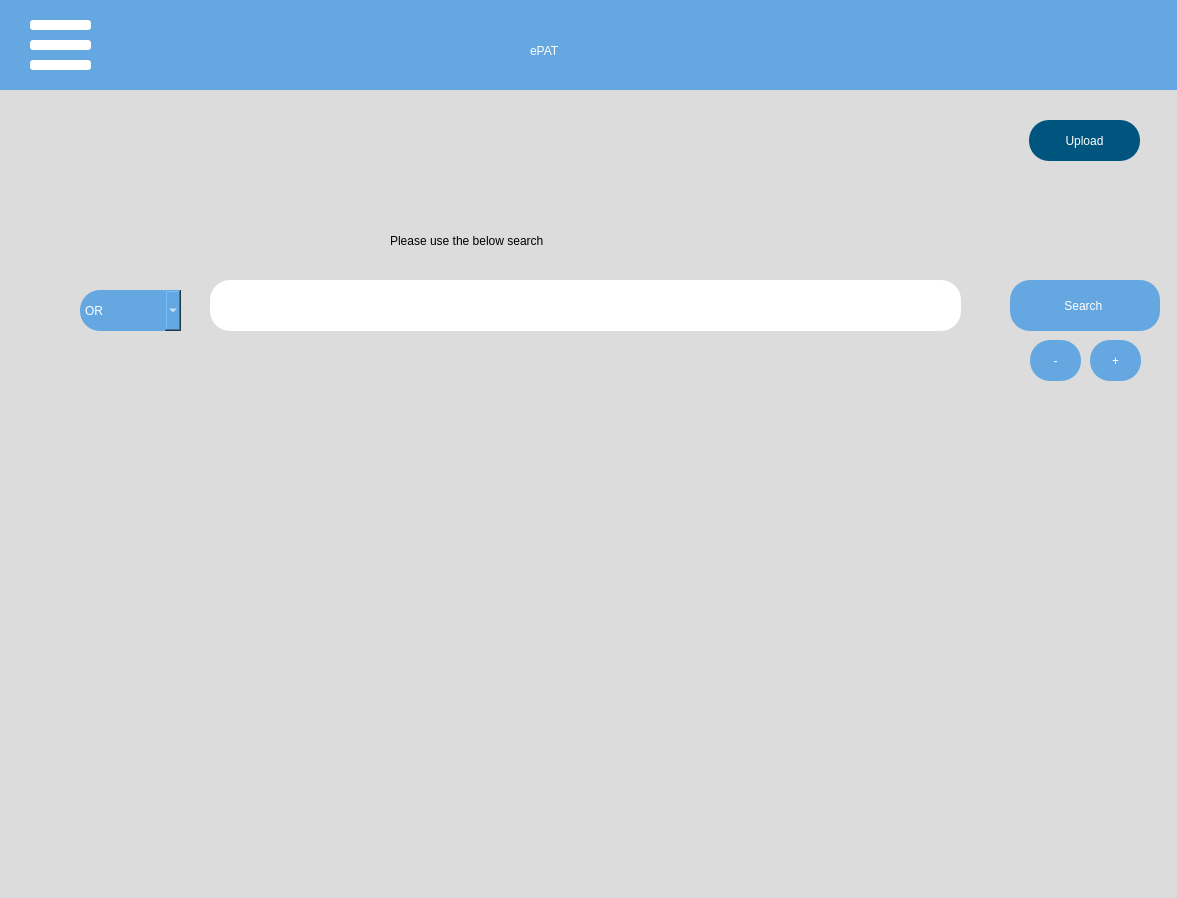
First picture: the form in src/user_interface/start.ui, repository eppenney/eBook-Perpetual-Access-Rights-Tracker, before the edit.
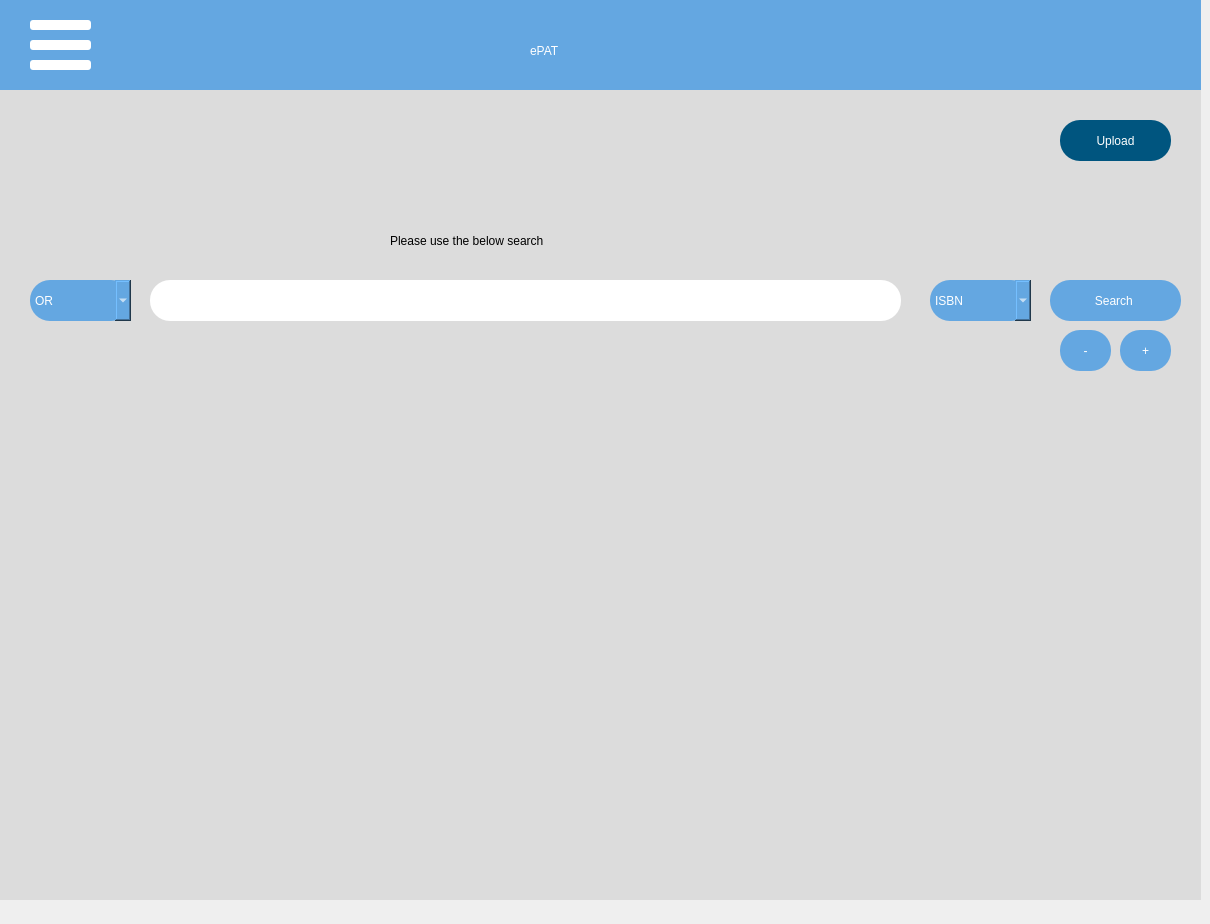
Second picture: the form after the edit.

Commit message: Made some changes in the startscreen and some minor changes in the UIs

```diff
--- a/src/user_interface/start.ui
+++ b/src/user_interface/start.ui
@@ -6,8 +6,8 @@
    <rect>
     <x>0</x>
     <y>0</y>
-    <width>1177</width>
-    <height>898</height>
+    <width>1210</width>
+    <height>924</height>
    </rect>
   </property>
   <property name="windowTitle">
@@ -18,7 +18,7 @@
     <rect>
      <x>-20</x>
      <y>0</y>
-     <width>1200</width>
+     <width>1221</width>
      <height>900</height>
     </rect>
    </property>
@@ -30,7 +30,7 @@
      <rect>
       <x>10</x>
       <y>0</y>
-      <width>1200</width>
+      <width>1211</width>
       <height>90</height>
      </rect>
     </property>
@@ -116,10 +116,10 @@
    <widget class="QTextEdit" name="textEdit">
     <property name="geometry">
      <rect>
-      <x>230</x>
+      <x>170</x>
       <y>280</y>
       <width>751</width>
-      <height>51</height>
+      <height>41</height>
      </rect>
     </property>
     <property name="styleSheet">
@@ -131,10 +131,10 @@
    <widget class="QPushButton" name="search">
     <property name="geometry">
      <rect>
-      <x>1030</x>
+      <x>1070</x>
       <y>280</y>
-      <width>150</width>
-      <height>51</height>
+      <width>131</width>
+      <height>41</height>
      </rect>
     </property>
     <property name="styleSheet">
@@ -166,8 +166,8 @@
    <widget class="QPushButton" name="pushButton">
     <property name="geometry">
      <rect>
-      <x>1110</x>
-      <y>340</y>
+      <x>1140</x>
+      <y>330</y>
       <width>51</width>
       <height>41</height>
      </rect>
@@ -185,8 +185,8 @@
    <widget class="QPushButton" name="removeButton">
     <property name="geometry">
      <rect>
-      <x>1050</x>
-      <y>340</y>
+      <x>1080</x>
+      <y>330</y>
       <width>51</width>
       <height>41</height>
      </rect>
@@ -204,8 +204,8 @@
    <widget class="QComboBox" name="booleanBox">
     <property name="geometry">
      <rect>
-      <x>100</x>
-      <y>290</y>
+      <x>50</x>
+      <y>280</y>
       <width>101</width>
       <height>41</height>
      </rect>
@@ -229,12 +229,12 @@
    </widget>
    <widget class="QPushButton" name="uploadButton">
     <property name="geometry">
-        <rect>
-            <x>1049</x>
-            <y>120</y>
-            <width>111</width>
-            <height>41</height>
-        </rect>
+     <rect>
+      <x>1080</x>
+      <y>120</y>
+      <width>111</width>
+      <height>41</height>
+     </rect>
     </property>
     <property name="styleSheet">
         <string notr="true">background-color: rgb(0, 85, 127);
@@ -245,7 +245,43 @@
     <property name="text">
         <string>Upload</string>
     </property>
-</widget>
+   </widget>
+   <widget class="QComboBox" name="booleanBox_2">
+    <property name="geometry">
+     <rect>
+      <x>950</x>
+      <y>280</y>
+      <width>101</width>
+      <height>41</height>
+     </rect>
+    </property>
+    <property name="styleSheet">
+     <string notr="true">color: rgb(255, 255, 255);
+font: 75 12pt &quot;MS Shell Dlg 2&quot;;
+background-color: rgb(100, 167, 225);
+border-radius:20px;</string>
+    </property>
+    <item>
+     <property name="text">
+      <string>ISBN</string>
+     </property>
+    </item>
+    <item>
+     <property name="text">
+      <string>TITLE</string>
+     </property>
+    </item>
+    <item>
+     <property name="text">
+      <string>PUBLISHER</string>
+     </property>
+    </item>
+    <item>
+     <property name="text">
+      <string>OCN</string>
+     </property>
+    </item>
+   </widget>
   </widget>
  </widget>
  <resources/>
```
Left out of the diff: 7 changed lines with no effect on the pictures. The commit also changes 4 other files.
